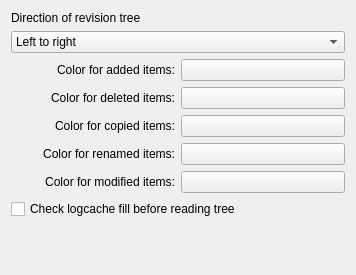
KDE/kdesvn, file src/settings/revisiontree_settings.ui: the form before one commit.
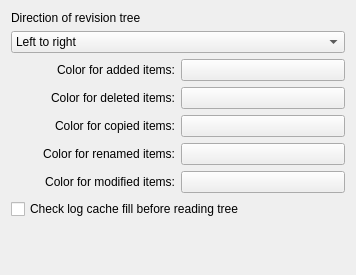
The form after the commit. Custom widgets are drawn as their Qt base class.

Patch:
```diff
--- a/src/settings/revisiontree_settings.ui
+++ b/src/settings/revisiontree_settings.ui
@@ -175,7 +175,7 @@
 But this may slow down tree generation so it is disabled by default.</string>
      </property>
      <property name="text" >
-      <string>Check logcache fill before reading tree</string>
+      <string>Check log cache fill before reading tree</string>
      </property>
     </widget>
    </item>
```
Left out of the diff: 4 changed lines with no effect on the pictures.
